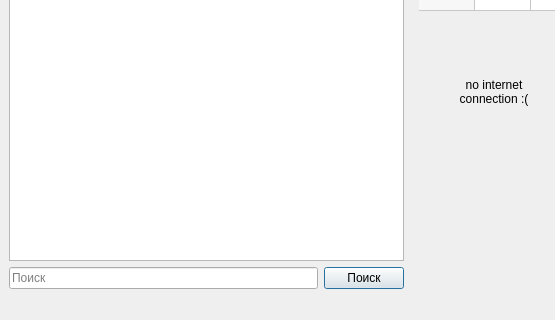
Above: calendar.ui from Raimguzhinov/qt-bday-calendar before the change; both pictures show x 0 to 555 and y 345 to 665 of the 874 by 665 pixel window. Below: the same form after it.
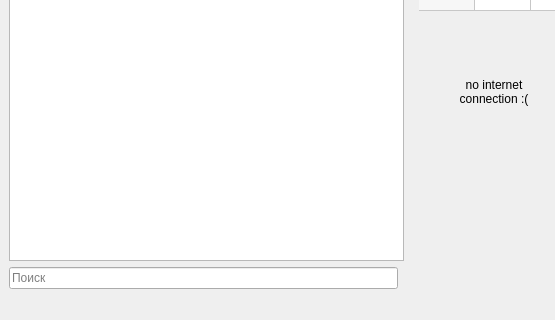
That is the form after the change.

What changed in the file:
```diff
--- a/calendar.ui
+++ b/calendar.ui
@@ -36,6 +36,9 @@
           <property name="echoMode">
            <enum>QLineEdit::Normal</enum>
           </property>
+          <property name="alignment">
+           <set>Qt::AlignLeading|Qt::AlignLeft|Qt::AlignVCenter</set>
+          </property>
           <property name="placeholderText">
            <string>Поиск</string>
           </property>
@@ -75,16 +78,6 @@
           </property>
          </widget>
         </item>
-        <item row="1" column="1">
-         <widget class="QPushButton" name="submitButton_2">
-          <property name="text">
-           <string>Поиск</string>
-          </property>
-          <property name="default">
-           <bool>true</bool>
-          </property>
-         </widget>
-        </item>
        </layout>
       </widget>
       <widget class="QWidget" name="layoutWidget">
```
